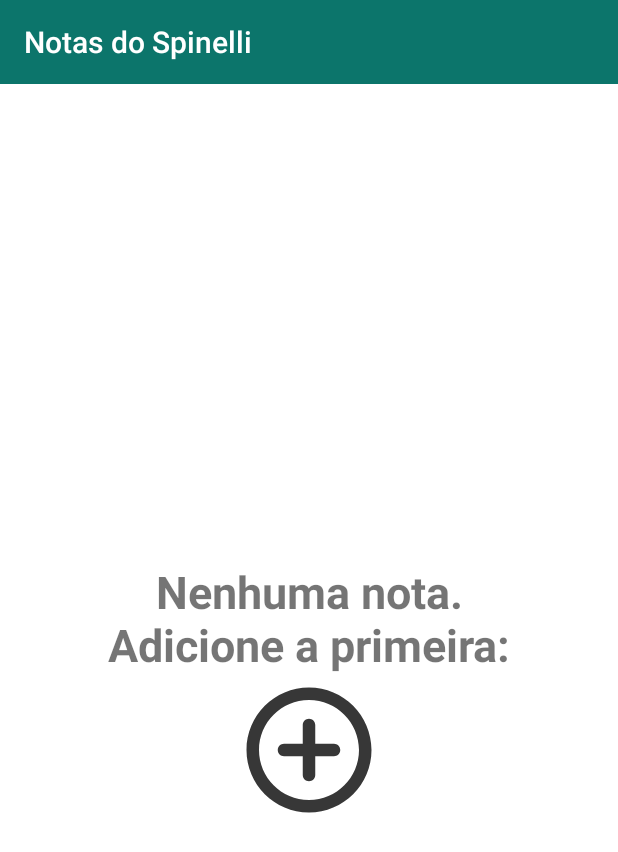
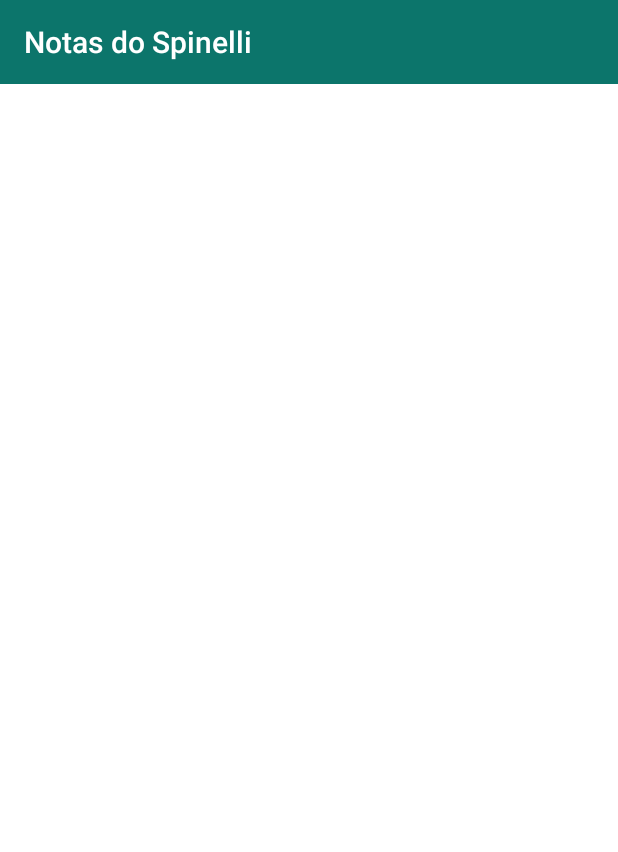
Before and after one commit to VSpinelliG/SpinelliNotes, an Android app: the layout activity_main.xml on its own in the app's theme, with its tools: preview values and no code run, on a phone screen of 412 x 824 dp. Shown: the top 852 px of the screen. Run offline under Robolectric (Android 15) with nearby library versions, the light colour scheme and no system bars.

Commit message:
removendo button desnecessario

```diff
--- a/app/src/main/res/drawable-anydpi/ic_action_add2.xml
+++ /dev/null
@@ -1,11 +0,0 @@
-<vector xmlns:android="http://schemas.android.com/apk/res/android"
-    android:width="24dp"
-    android:height="24dp"
-    android:viewportWidth="24"
-    android:viewportHeight="24"
-    android:tint="#050505"
-    android:alpha="0.8">
-  <path
-      android:fillColor="@android:color/white"
-      android:pathData="M12,7c-0.55,0 -1,0.45 -1,1v3L8,11c-0.55,0 -1,0.45 -1,1s0.45,1 1,1h3v3c0,0.55 0.45,1 1,1s1,-0.45 1,-1v-3h3c0.55,0 1,-0.45 1,-1s-0.45,-1 -1,-1h-3L13,8c0,-0.55 -0.45,-1 -1,-1zM12,2C6.48,2 2,6.48 2,12s4.48,10 10,10 10,-4.48 10,-10S17.52,2 12,2zM12,20c-4.41,0 -8,-3.59 -8,-8s3.59,-8 8,-8 8,3.59 8,8 -3.59,8 -8,8z"/>
-</vector>
--- a/app/src/main/res/layout/activity_main.xml
+++ b/app/src/main/res/layout/activity_main.xml
@@ -17,38 +17,6 @@
         app:titleTextColor="@color/white"
         android:theme="@style/AppTheme"/>
 
-    <androidx.constraintlayout.widget.ConstraintLayout
-        android:layout_width="match_parent"
-        android:layout_height="match_parent">
-
-        <TextView
-            android:id="@+id/label_no_note"
-            android:layout_width="wrap_content"
-            android:layout_height="wrap_content"
-            app:layout_constraintTop_toTopOf="parent"
-            app:layout_constraintBottom_toBottomOf="parent"
-            app:layout_constraintLeft_toLeftOf="parent"
-            app:layout_constraintRight_toRightOf="parent"
-            android:textSize="30sp"
-            android:textStyle="bold"
-            android:textAlignment="center"
-            android:text="@string/label_no_note"/>
-
-        <ImageButton
-            android:id="@+id/button_first_add"
-            android:layout_width="100dp"
-            android:layout_height="100dp"
-            android:src="@drawable/ic_action_add2"
-            app:layout_constraintTop_toBottomOf="@id/label_no_note"
-            app:layout_constraintLeft_toLeftOf="parent"
-            app:layout_constraintRight_toRightOf="parent"
-            android:scaleType="fitCenter"
-            android:background="@color/white"
-            android:contentDescription="@string/button_first_add" />
-
-    </androidx.constraintlayout.widget.ConstraintLayout>
-
-
     <androidx.recyclerview.widget.RecyclerView
         android:id="@+id/recycle_view"
         android:layout_width="match_parent"
```
Also changed, not shown: app/src/main/res/drawable-hdpi/ic_action_add2.png (deleted), app/src/main/res/drawable-mdpi/ic_action_add2.png (deleted), app/src/main/res/drawable-xhdpi/ic_action_add2.png (deleted), app/src/main/res/drawable-xxhdpi/ic_action_add2.png (deleted).
